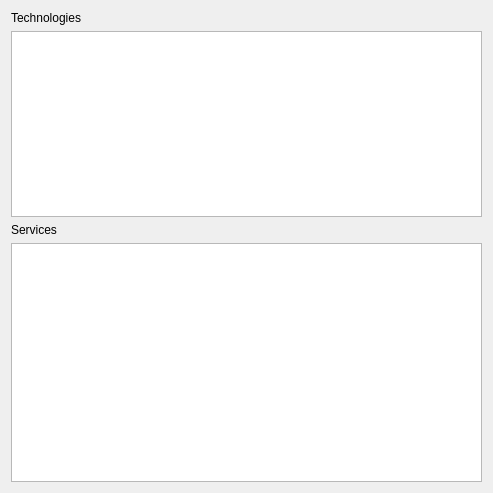
Above: serviceswindow.ui from lxqt/lxqt-connman-applet before the change. Below: the same form after it.
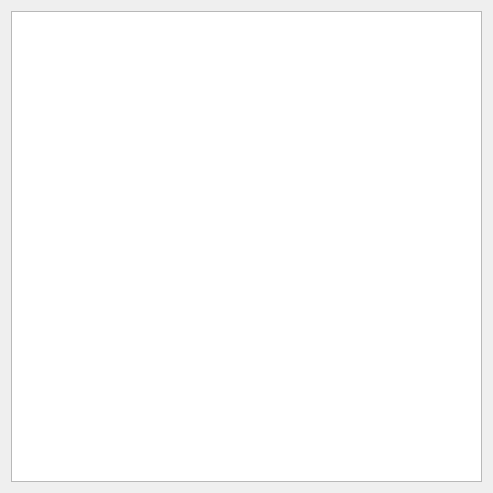
That is the form after the change.

Commit message:
Replace two QListViews with a QTreeView
Use QStandardItemModel as model and move more logic to controller.

Diff of the .ui file:
```diff
--- a/serviceswindow.ui
+++ b/serviceswindow.ui
@@ -15,46 +15,21 @@
   </property>
   <layout class="QVBoxLayout" name="verticalLayout">
    <item>
-    <widget class="QLabel" name="technologiesLabel">
-     <property name="font">
-      <font>
-       <pointsize>9</pointsize>
-       <weight>50</weight>
-       <bold>false</bold>
-      </font>
+    <widget class="QTreeView" name="treeView">
+     <property name="rootIsDecorated">
+      <bool>false</bool>
      </property>
-     <property name="text">
-      <string>Technologies</string>
+     <property name="itemsExpandable">
+      <bool>true</bool>
      </property>
-    </widget>
-   </item>
-   <item>
-    <widget class="QListView" name="technologiesListView">
-     <property name="maximumSize">
-      <size>
-       <width>16777215</width>
-       <height>186</height>
-      </size>
+     <property name="expandsOnDoubleClick">
+      <bool>false</bool>
      </property>
+     <attribute name="headerVisible">
+      <bool>false</bool>
+     </attribute>
     </widget>
    </item>
-   <item>
-    <widget class="QLabel" name="servicesLabel">
-     <property name="font">
-      <font>
-       <pointsize>9</pointsize>
-       <weight>50</weight>
-       <bold>false</bold>
-      </font>
-     </property>
-     <property name="text">
-      <string>Services</string>
-     </property>
-    </widget>
-   </item>
-   <item>
-    <widget class="QListView" name="servicesListView"/>
-   </item>
   </layout>
  </widget>
  <resources/>
```
The commit also changes 10 other files.
